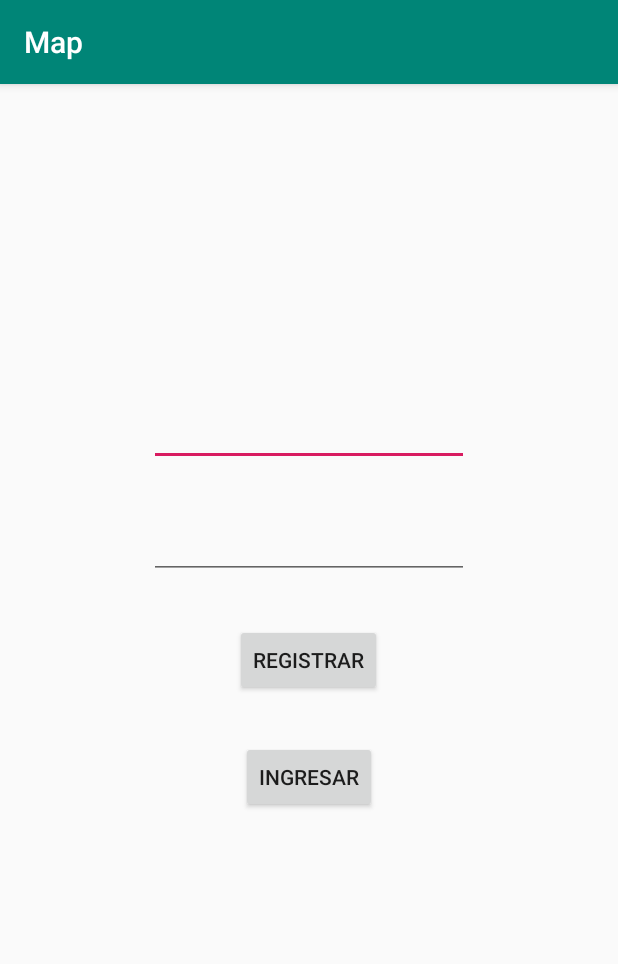
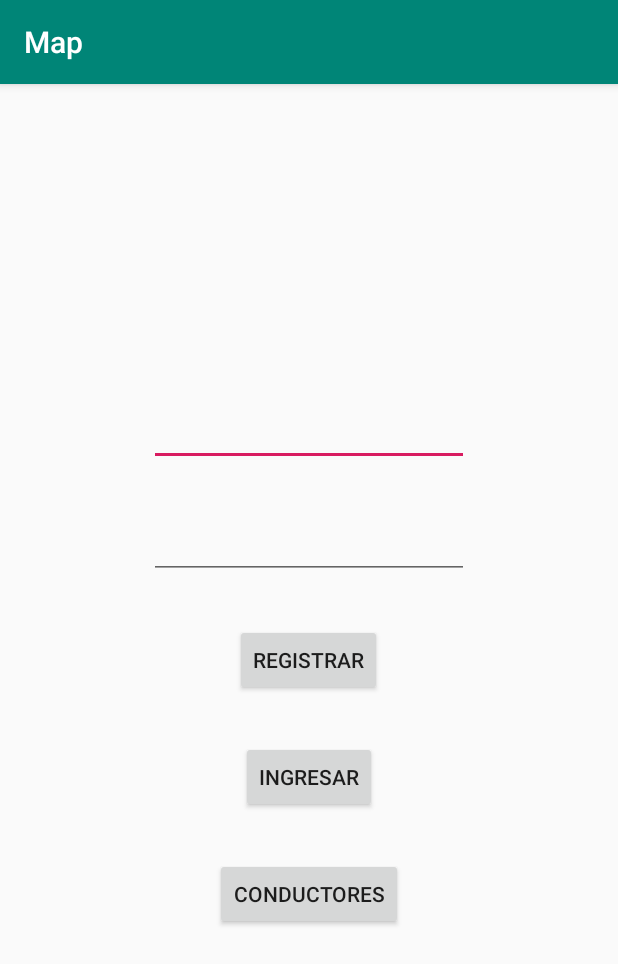
Before and after one commit to sn3id3r/Ultimo2, an Android app: the screen it shows after launch (LoginActivity), on a phone screen of 412 x 824 dp. Shown: the top 964 px of the screen. Run offline under Robolectric (Android 15) with nearby library versions, the phone set to English and light mode, and no system bars; our stand-ins replace Firebase (no records; nobody signed in at launch, a user with empty details on screens opened directly).

Commit message:
Introduciendo Conductores

```diff
--- a/app/src/main/AndroidManifest.xml
+++ b/app/src/main/AndroidManifest.xml
@@ -8,8 +8,8 @@
     -->
     <uses-permission android:name="android.permission.ACCESS_FINE_LOCATION" />
     <uses-permission android:name="android.permission.INTERNET" />
-    <uses-feature android:name="android.hardware.location.gps"/>
 
+    <uses-feature android:name="android.hardware.location.gps" />
     <uses-feature android:name="android.hardware.location.gps" />
 
     <application
@@ -19,6 +19,7 @@
         android:roundIcon="@mipmap/ic_launcher_round"
         android:supportsRtl="true"
         android:theme="@style/AppTheme">
+        <activity android:name=".Conductores"></activity>
         <activity android:name=".Main2Activity" />
         <activity android:name=".MapsActivity" />
         <!--
--- a/app/src/main/java/e/lil/myapplication/LoginActivity.java
+++ b/app/src/main/java/e/lil/myapplication/LoginActivity.java
@@ -113,4 +113,8 @@ public class LoginActivity extends AppCompatActivity {
     }
 
 
+    public void Conductores(View view) {
+        Intent intent = new Intent(this, Conductores.class);
+        startActivity(intent);
+    }
 }
--- a/app/src/main/res/layout/activity_login.xml
+++ b/app/src/main/res/layout/activity_login.xml
@@ -45,4 +45,14 @@
         android:onClick="Ingresar"
         android:text="Ingresar" />
 
+    <Button
+        android:id="@+id/Conductores"
+        android:layout_width="wrap_content"
+        android:layout_height="wrap_content"
+        android:layout_below="@+id/Ingresar"
+        android:layout_centerHorizontal="true"
+        android:layout_marginTop="30dp"
+        android:onClick="Conductores"
+        android:text="Conductores" />
+
 </RelativeLayout>
--- a/app/src/main/res/layout/activity_maps.xml
+++ b/app/src/main/res/layout/activity_maps.xml
@@ -19,7 +19,7 @@
             android:layout_height="wrap_content"
             android:layout_centerHorizontal="true"
             android:layout_centerVertical="true"
-            android:onClick="GPS"
+            android:onClick="Service"
             android:text="Solicitar Servicio" />
 
     </RelativeLayout>
```
Also changed, not shown: app/src/main/java/e/lil/myapplication/Conductores.java (added, +63 -0 lines), app/src/main/java/e/lil/myapplication/MapsActivity.java (+9 -8 lines), app/src/main/res/layout/activity_conductores.xml (added, +9 -0 lines).
